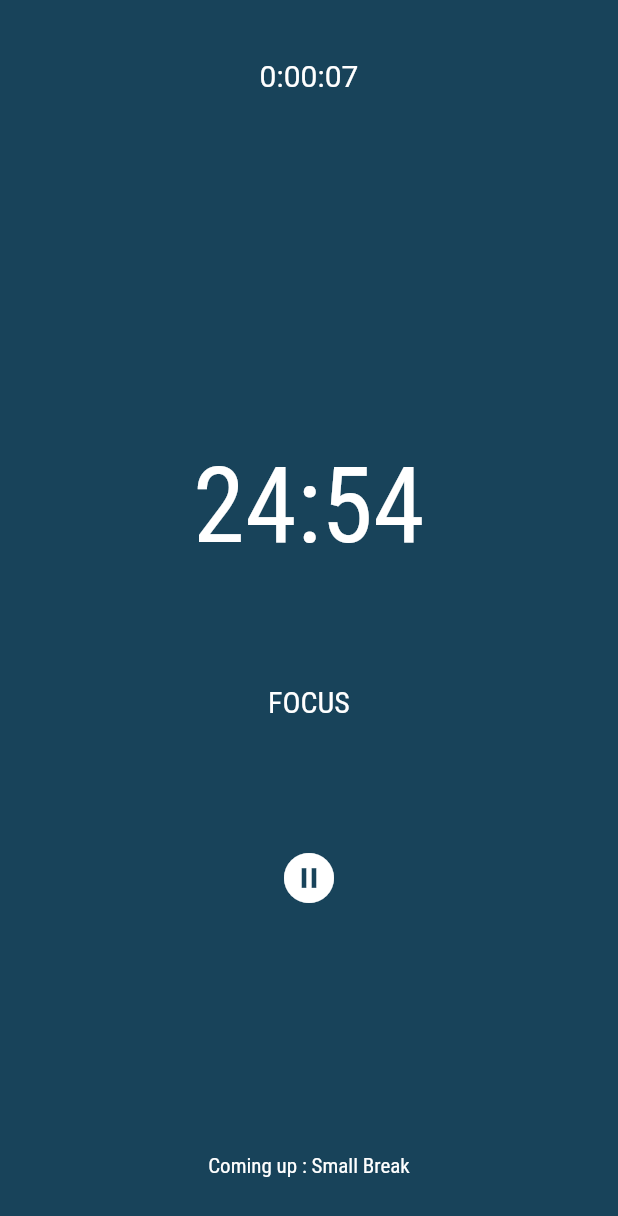
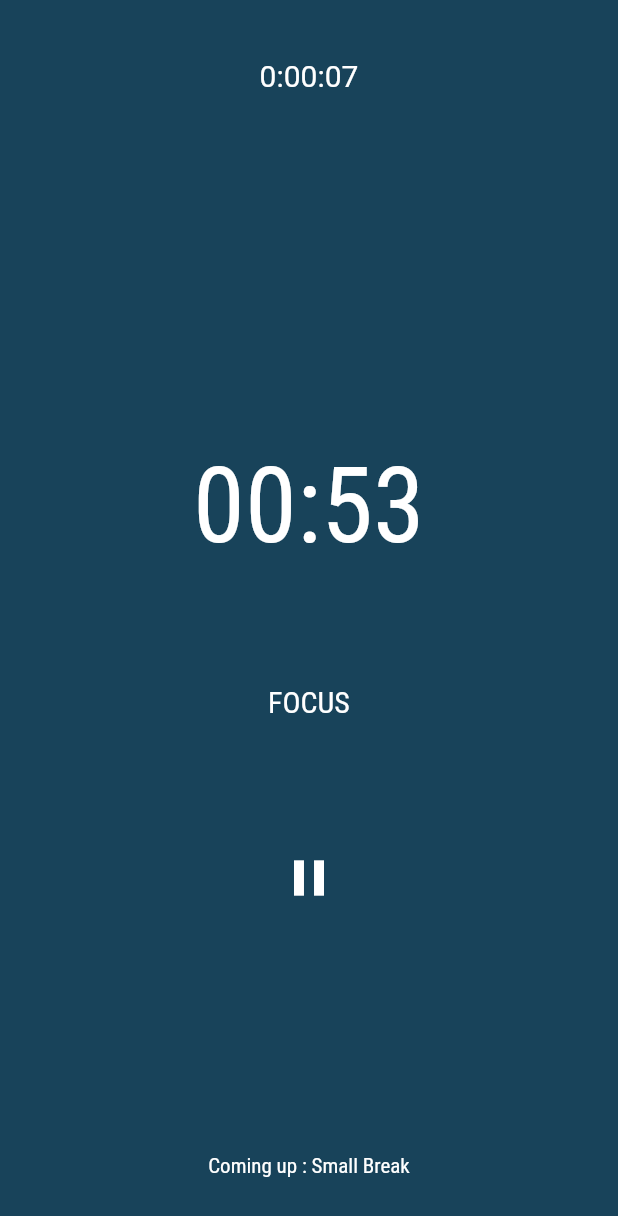
Before and after one commit to richardbonneau/pomodoro_flutter, a Flutter app: the screen it shows after launch, on a phone screen of 412 x 824 dp. Shown: the top 1216 px of the screen. Run offline on Flutter 3.47's test engine with Material 2 defaults, Android fonts, the phone set to English and light mode, and no system bars.

```diff
--- a/lib/main.dart
+++ b/lib/main.dart
@@ -1,7 +1,7 @@
 import 'package:flutter/material.dart';
 import 'package:flutter/services.dart';
 
-import 'package:pomodoro/pages/TimerOnly.dart';
+import 'package:pomodoro/pages/TimerApp.dart';
 
 void main() => runApp(MyApp());
 
--- a/lib/pages/TimerOnly.dart
+++ b/lib/pages/TimerApp.dart
@@ -1,5 +1,6 @@
 import 'package:flutter/material.dart';
 import 'dart:async';
+import 'dart:math';
 
 class TimerApp extends StatefulWidget {
   @override
@@ -22,14 +23,14 @@ class TimerAppState extends State<TimerApp> {
 
   String remainingTimeUntilNextPhase = "00:00";
   DateTime phaseStartingTime = DateTime.now();
-  var phaseTimes = {"FOCUS": 25, "Small Break": 5, "Big Break": 30};
+  var phaseTimes = {"FOCUS": 1, "Small Break": 1, "Big Break": 1};
   int currentPhaseIndex = 0;
   int nextPhaseIndex = 1;
 
   // Pause Button
   bool isAppPaused = false;
   Duration appPauseDuration = Duration();
-  Icon pauseOrPlayIcon = Icon(Icons.pause_circle_filled);
+  Icon pauseOrPlayIcon = Icon(Icons.pause);
   onPressPause() {
     if (!isAppPaused)
       this.setState(() {
@@ -43,36 +44,55 @@ class TimerAppState extends State<TimerApp> {
   }
 
   goToNextPhase() {
-    this.setState(() {
+    if(mounted)this.setState(() {
+      phaseStartingTime = DateTime.now();
+      appPauseDuration = Duration();
+      remainingTimeUntilNextPhase = "00:00";
       currentPhaseIndex = nextPhaseIndex;
       if (currentPhaseIndex == 7)
         nextPhaseIndex = 0;
       else
         nextPhaseIndex = nextPhaseIndex + 1;
     });
+
   }
 
   @override
   void initState() {
     super.initState();
 
-    Timer.periodic(new Duration(seconds: 1), (timer) {
-      if (isAppPaused)
+    Timer.periodic(Duration(seconds: 1), (timer) {
+
+      if (remainingTimeUntilNextPhase == "00:01")
+        this.goToNextPhase();
+      else if (isAppPaused)
         appPauseDuration = appPauseDuration + Duration(seconds: 1);
+
       //  Global Time Worked
       Duration elapsedTime = DateTime.now().difference(startingTime);
       String stringifiedElapsedTime = elapsedTime.toString().substring(0, 7);
 
+
       //  Phase Timer
       Duration remainingTime = phaseStartingTime.difference(DateTime.now()) +
-          Duration(minutes: phaseTimes[phases[currentPhaseIndex]], seconds: 1)+ appPauseDuration;
-      String stringifiedRemainingTIme =
-          remainingTime.toString().substring(2, 7);
+          Duration(minutes: phaseTimes[phases[currentPhaseIndex]]) +
+          appPauseDuration;
 
-      this.setState(() {
-        timeWorked = stringifiedElapsedTime;
-        remainingTimeUntilNextPhase = stringifiedRemainingTIme;
-      });
+      String stringifiedRemainingMinutes =
+          remainingTime.toString().substring(2, 5);
+      // We need to math.round the seconds, otherwise, the app skips seconds sometimes.
+      print('--remainingTime--');
+      print(remainingTime);
+      String stringifiedRemainingSeconds = double.parse(remainingTime.toString().substring(5,14)).round().toString();
+      print(stringifiedRemainingSeconds);
+      String stringifiedRemainingTime = stringifiedRemainingMinutes + stringifiedRemainingSeconds;
+
+      if (mounted) {
+        this.setState(() {
+          timeWorked = stringifiedElapsedTime;
+          remainingTimeUntilNextPhase = stringifiedRemainingTime;
+        });
+      }
     });
   }
 
```
